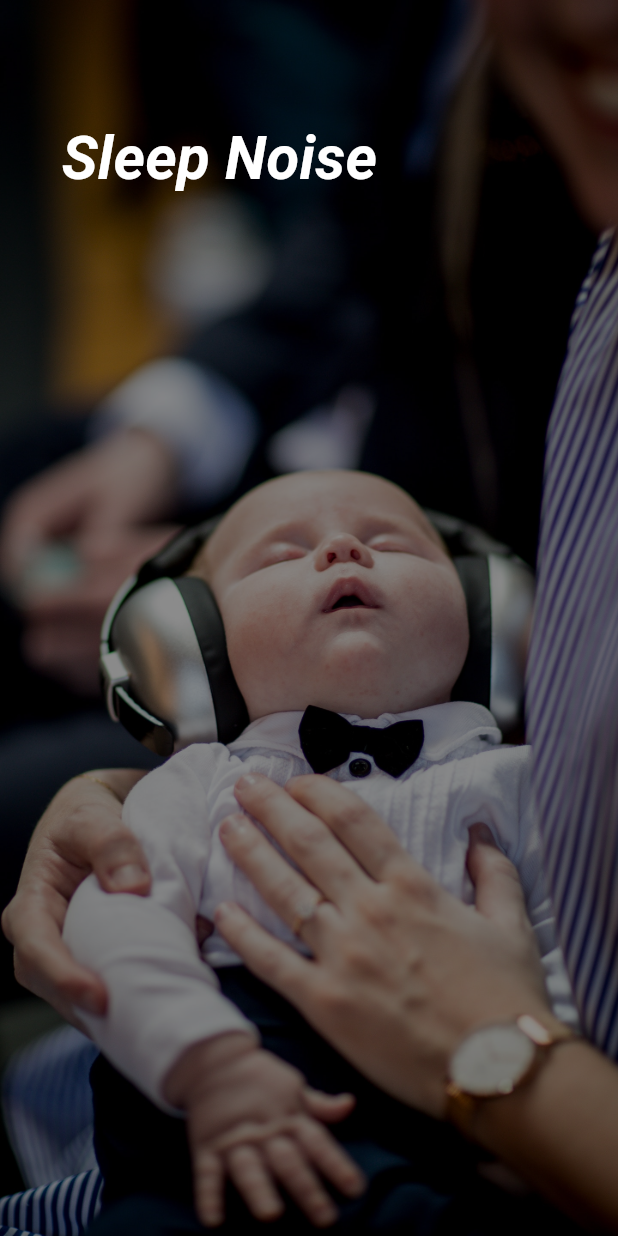
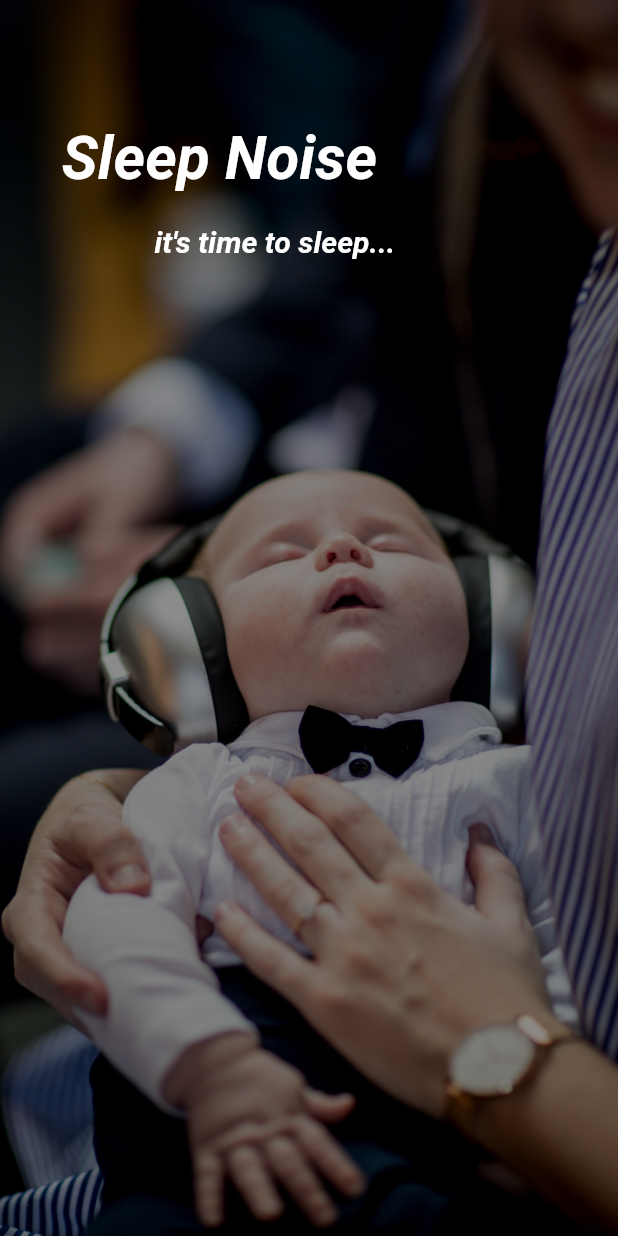
Before and after one commit to pranavkapoorr/baby_sleep_noise, a Flutter app: the LogoPage screen opened directly, on a phone screen of 412 x 824 dp. Run offline on Flutter 3.47's test engine with Material 2 defaults, Android fonts, the phone set to English and light mode, and no system bars; our stand-ins replace audioplayers.

Commit message:
added play-timer

```diff
--- a/lib/views/logo_page.dart
+++ b/lib/views/logo_page.dart
@@ -31,7 +31,13 @@ class _LogoPageState extends State<LogoPage> {
                     left: MediaQuery.of(context).size.width/10,
                       top: MediaQuery.of(context).size.height/10,
                       child: Text("Sleep Noise",style: TextStyle(fontSize: 40.0,fontWeight: FontWeight.w700,fontStyle: FontStyle.italic,),)
-                  )
+                  ),
+                  Positioned(
+                      left: MediaQuery.of(context).size.width/4,
+                      top: MediaQuery.of(context).size.height/5.5,
+                      child: Text("it's time to sleep...",style: TextStyle(fontSize: 20.0,fontWeight: FontWeight.w700,fontStyle: FontStyle.italic,),)
+                  ),
+
 
                 ]
         )
--- a/lib/views/sleep_sounds.dart
+++ b/lib/views/sleep_sounds.dart
@@ -1,3 +1,4 @@
+import 'dart:async';
 import 'package:audioplayers/audioplayers.dart';
 import 'package:baby_sleep_noise/main.dart';
 import '../utils.dart';
@@ -26,6 +27,7 @@ class _SleepSoundsPageState extends State<SleepSoundsPage>{
       setState(() {
         _currentlyPlaying = index;
         playing = true;
+        new Timer(const Duration(seconds: 5), stopLocal);//added timer
       });
 
     }else{
```
